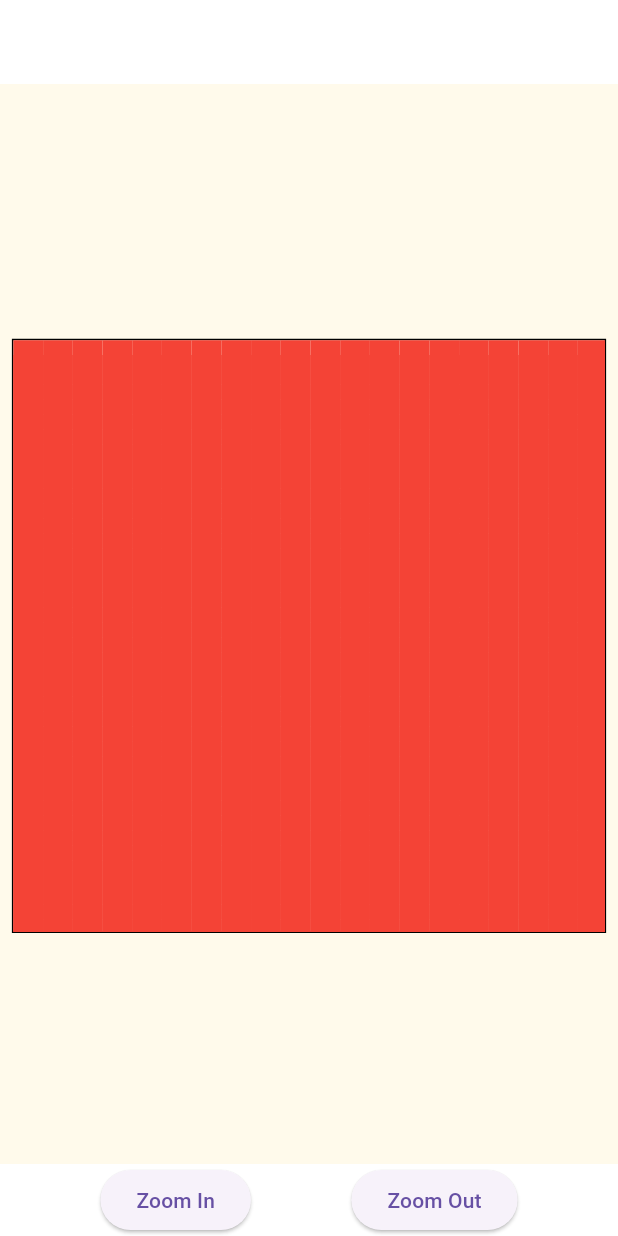
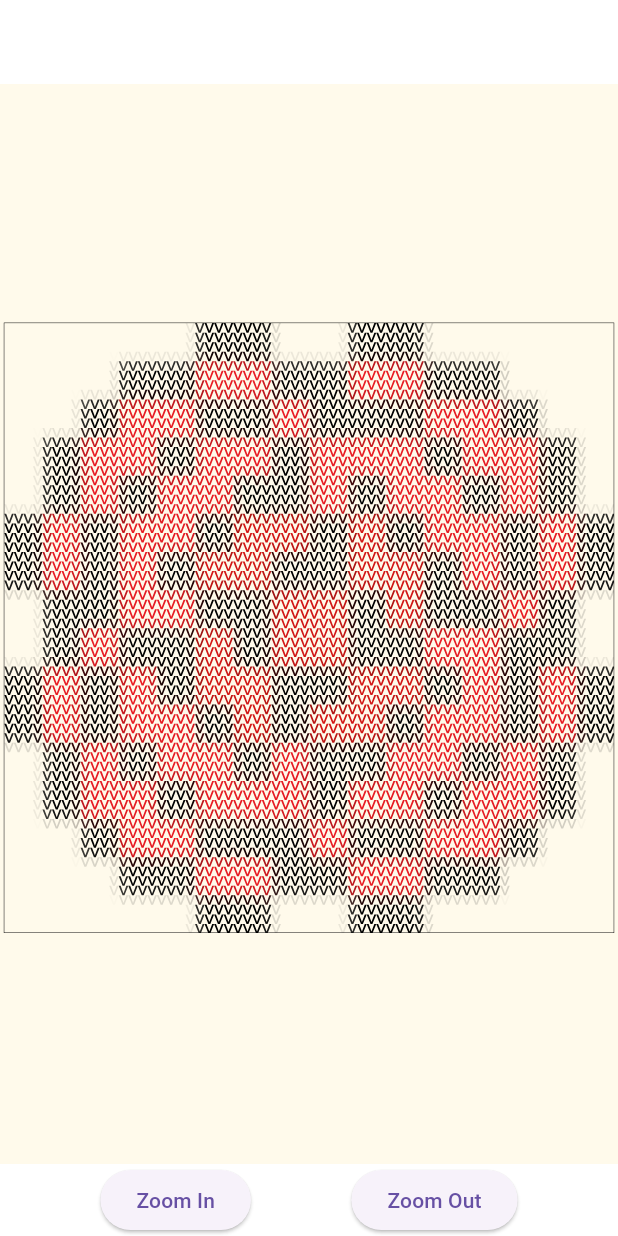
Before and after one commit to nobu74658/guild_hackathon, a Flutter app: the screen it shows after launch, on a phone screen of 412 x 824 dp. Run offline on Flutter 3.47's test engine with Material 3 defaults, Android fonts, the light colour scheme and no system bars; our stand-ins replace flutter_hooks, flutter_riverpod, riverpod_annotation; generated files the repository leaves out were written again.

Commit message:
feature(Flutter): 画像を入力として編み図を表示 #4

```diff
--- /dev/null
+++ b/flutter_client/lib/app/knitting_pattern_manager.dart
@@ -0,0 +1,25 @@
+import 'package:flutter/services.dart';
+import 'package:flutter_riverpod/flutter_riverpod.dart';
+import 'package:image/image.dart' as img;
+import 'package:riverpod_annotation/riverpod_annotation.dart';
+
+part 'knitting_pattern_manager.g.dart';
+
+@riverpod
+KnittingPatternManager knittingPatternManager(Ref ref) =>
+    KnittingPatternManager();
+
+class KnittingPatternManager {
+  KnittingPatternManager();
+
+  Future<img.Image> fetch() async {
+    await Future.delayed(const Duration(seconds: 1));
+    final data = await rootBundle.load('assets/flw.png');
+    final bytes = data.buffer.asUint8List();
+    final image = img.decodeImage(bytes);
+    if (image == null) {
+      throw Exception('Failed to load image');
+    }
+    return image;
+  }
+}
--- a/flutter_client/lib/main.dart
+++ b/flutter_client/lib/main.dart
@@ -1,9 +1,14 @@
 import 'package:flutter/material.dart';
+import 'package:flutter_riverpod/flutter_riverpod.dart';
 import 'package:knitting/common/theme.dart';
 import 'package:knitting/view/knitting_pattern/knitting_pattern_screen.dart';
 
 void main() {
-  runApp(const MyApp());
+  runApp(
+    const ProviderScope(
+      child: MyApp(),
+    ),
+  );
 }
 
 class MyApp extends StatelessWidget {
--- a/flutter_client/lib/view/knitting_pattern/components/knitting_pattern_viewer.dart
+++ b/flutter_client/lib/view/knitting_pattern/components/knitting_pattern_viewer.dart
@@ -1,25 +1,65 @@
 import 'package:flutter/material.dart';
 import 'package:flutter_hooks/flutter_hooks.dart';
+import 'package:flutter_riverpod/flutter_riverpod.dart';
+import 'package:image/image.dart' as img;
+import 'package:knitting/app/knitting_pattern_manager.dart';
 import 'package:knitting/view/knitting_pattern/components/stitch.dart';
+
+class ConnectedKnittingPatternViewer extends ConsumerWidget {
+  const ConnectedKnittingPatternViewer({
+    required this.maxHeight,
+    super.key,
+  });
+
+  final double maxHeight;
+
+  @override
+  Widget build(BuildContext context, WidgetRef ref) {
+    final Future<img.Image> image =
+        ref.watch(knittingPatternManagerProvider).fetch();
+
+    return FutureBuilder(
+      future: image,
+      builder: (context, snapshot) {
+        if (snapshot.connectionState == ConnectionState.done) {
+          final image = snapshot.data;
+          if (image == null) {
+            return const Center(child: Text('Failed to load image'));
+          }
+          return KnittingPatternViewer(
+            maxHeight: maxHeight,
+            image: snapshot.data!,
+          );
+        } else {
+          return const Center(child: CircularProgressIndicator());
+        }
+      },
+    );
+  }
+}
 
 class KnittingPatternViewer extends HookWidget {
   const KnittingPatternViewer({
     super.key,
     required this.maxHeight,
+    required this.image,
   });
 
   final double maxHeight;
+  final img.Image image;
 
   @override
   Widget build(BuildContext context) {
-    const xCount = 20;
-    const yCount = 40;
+    final imageWidth = image.width;
+    final imageHeight = image.height;
+
+    const unitSize = 20.0;
     const dxRatio = 1.0;
-    const dyRatio = 0.5;
+    const dyRatio = 1.0;
     const margin = 8.0;
 
-    final knittingWidth = 20 * xCount.toDouble() * dxRatio;
-    final knittingHeight = 20 * yCount.toDouble() * dyRatio;
+    final knittingWidth = unitSize * imageWidth * dxRatio;
+    final knittingHeight = unitSize * imageHeight * dyRatio;
 
     final viewerController = useTransformationController();
     final deviceWidth = MediaQuery.of(context).size.width;
@@ -52,16 +92,18 @@ class KnittingPatternViewer extends HookWidget {
         height: knittingHeight,
         child: Stack(
           children: [
-            for (var y = 0; y < yCount; y++)
-              for (var x = 0; x < xCount; x++)
+            for (var y = 0; y < imageHeight; y++)
+              for (var x = 0; x < imageWidth; x++) ...{
                 _Stitch(
-                  width: knittingWidth / xCount,
-                  height: knittingWidth / xCount,
+                  width: unitSize,
+                  height: unitSize,
                   x: x,
                   y: y,
                   dxRatio: dxRatio,
                   dyRatio: dyRatio,
+                  pixel: image.getPixel(x, y),
                 ),
+              },
           ],
         ),
       ),
@@ -77,6 +119,7 @@ class _Stitch extends HookWidget {
     required this.y,
     required this.dxRatio,
     required this.dyRatio,
+    required this.pixel,
   });
 
   final double width;
@@ -85,10 +128,18 @@ class _Stitch extends HookWidget {
   final int y;
   final double dxRatio;
   final double dyRatio;
+  final img.Pixel pixel;
 
   @override
   Widget build(BuildContext context) {
-    final color = useState(Colors.red);
+    final color = useState(
+      Color.fromARGB(
+        pixel.a.toInt(),
+        pixel.r.toInt(),
+        pixel.g.toInt(),
+        pixel.b.toInt(),
+      ),
+    );
 
     return Positioned(
       left: x * width * dxRatio,
--- a/flutter_client/lib/view/knitting_pattern/components/stitch.dart
+++ b/flutter_client/lib/view/knitting_pattern/components/stitch.dart
@@ -8,7 +8,7 @@ class StitchPainter {
 class _FineStitchPainter extends _TouchablePainter {
   _FineStitchPainter(super.color);
 
-  final double strokeWidth = 10.0;
+  final double strokeWidth = 4.0;
 
   @override
   void paint(Canvas canvas, Size size) {
@@ -46,7 +46,7 @@ class _FineStitchPainter extends _TouchablePainter {
 class _FlatStitchPainter extends _TouchablePainter {
   _FlatStitchPainter(super.color);
 
-  final double strokeWidth = 20.0;
+  final double strokeWidth = 4.0;
 
   @override
   void paint(Canvas canvas, Size size) {
--- a/flutter_client/lib/view/knitting_pattern/knitting_pattern_screen.dart
+++ b/flutter_client/lib/view/knitting_pattern/knitting_pattern_screen.dart
@@ -34,7 +34,7 @@ class KnittingPatternScreen extends HookWidget {
         ),
       ),
       body: LayoutBuilder(
-        builder: (context, constraints) => KnittingPatternViewer(
+        builder: (context, constraints) => ConnectedKnittingPatternViewer(
           maxHeight: constraints.maxHeight,
         ),
       ),
```
Also changed, not shown: flutter_client/pubspec.yaml (+9 -68 lines), flutter_client/assets/flw.png (added), flutter_client/lib/app/knitting_pattern_manager.g.dart (added), flutter_client/pubspec.lock.
